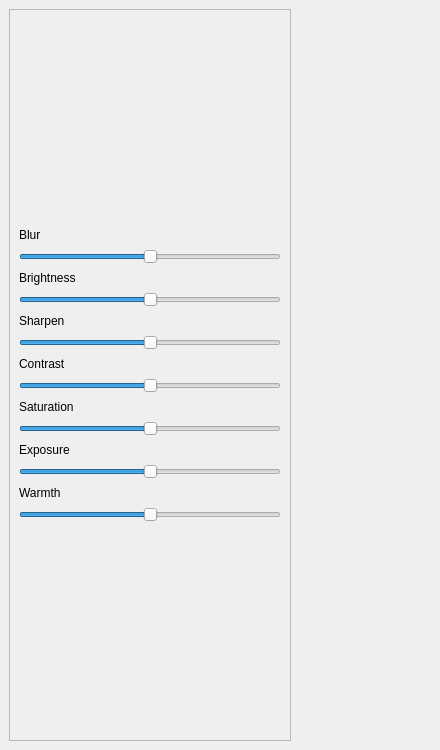
abeshahsan/Photo-Wizard, file ui_files/adjust-widget.ui: the form before one commit.
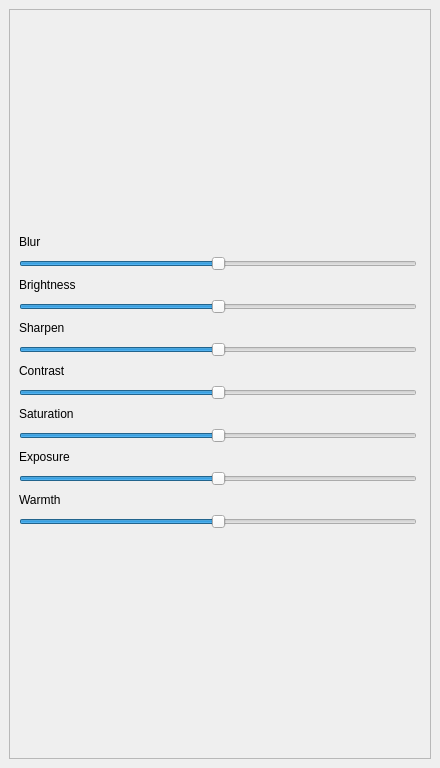
The form after the commit.

What changed in the file:
```diff
--- a/ui_files/adjust-widget.ui
+++ b/ui_files/adjust-widget.ui
@@ -7,7 +7,7 @@
     <x>0</x>
     <y>0</y>
     <width>440</width>
-    <height>750</height>
+    <height>768</height>
    </rect>
   </property>
   <property name="sizePolicy">
@@ -16,12 +16,6 @@
     <verstretch>1</verstretch>
    </sizepolicy>
   </property>
-  <property name="minimumSize">
-   <size>
-    <width>440</width>
-    <height>750</height>
-   </size>
-  </property>
   <property name="sizeIncrement">
    <size>
     <width>0</width>
@@ -49,18 +43,6 @@
    </property>
    <item>
     <widget class="QWidget" name="main_widget" native="true">
-     <property name="minimumSize">
-      <size>
-       <width>300</width>
-       <height>750</height>
-      </size>
-     </property>
-     <property name="maximumSize">
-      <size>
-       <width>300</width>
-       <height>750</height>
-      </size>
-     </property>
      <layout class="QVBoxLayout" name="verticalLayout_2">
       <item>
        <widget class="QScrollArea" name="scrollArea">
@@ -68,7 +50,7 @@
          <enum>Qt::ScrollBarAsNeeded</enum>
         </property>
         <property name="widgetResizable">
-         <bool>true</bool>
+         <bool>false</bool>
         </property>
         <property name="alignment">
          <set>Qt::AlignLeading|Qt::AlignLeft|Qt::AlignTop</set>
@@ -78,8 +60,8 @@
           <rect>
            <x>0</x>
            <y>0</y>
-           <width>280</width>
-           <height>730</height>
+           <width>416</width>
+           <height>744</height>
           </rect>
          </property>
          <layout class="QVBoxLayout" name="verticalLayout_3">
```
